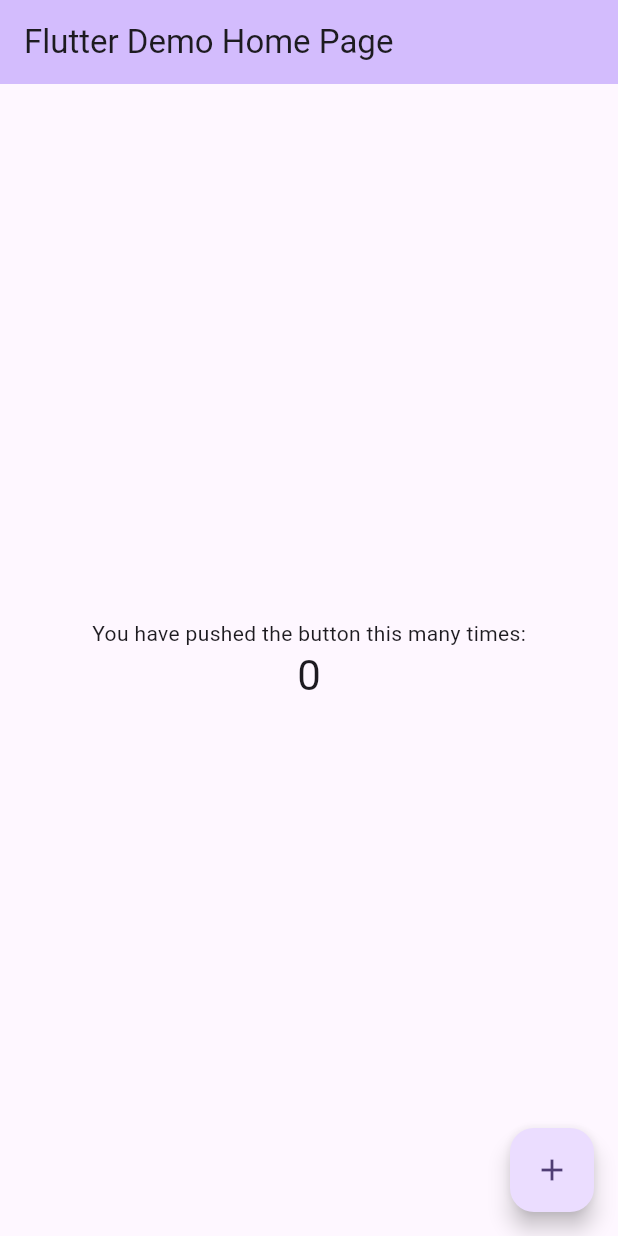
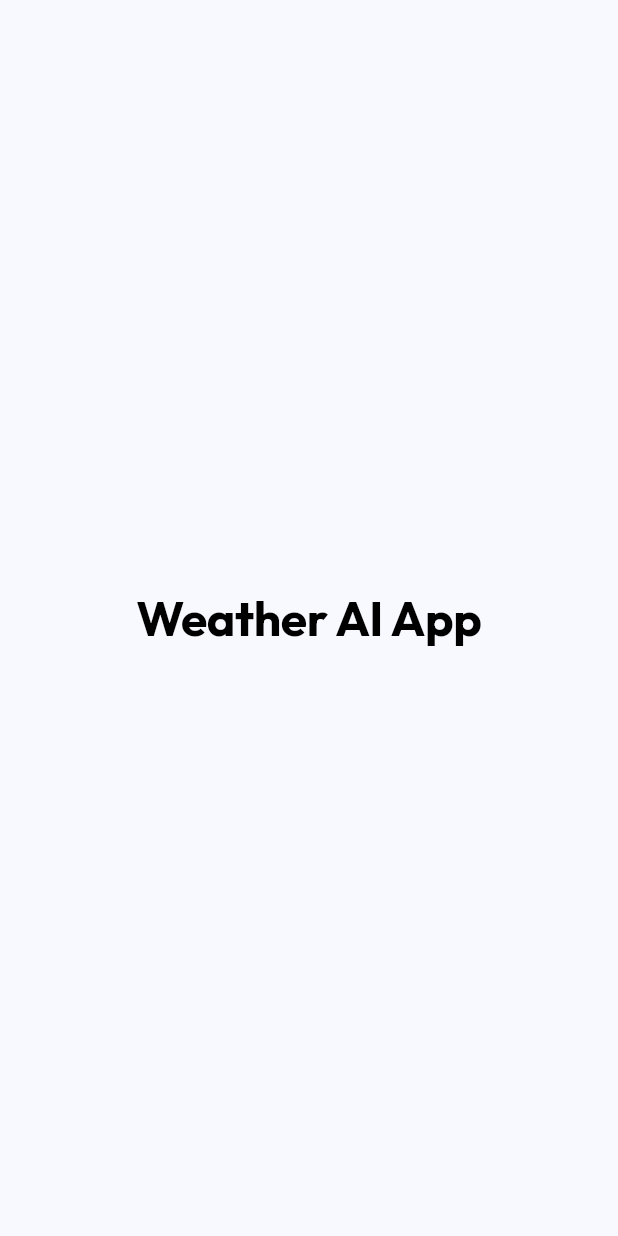
Before and after one commit to justkelvin/climAIte, a Flutter app: the screen it shows after launch, on a phone screen of 412 x 824 dp. Run offline on Flutter 3.47's test engine with Material 3 defaults, Android fonts, the phone set to English and light mode, and no system bars; our stand-ins replace google_fonts.

Commit message:
feat: refactor main app structure and implement weather-themed UI

```diff
--- a/lib/main.dart
+++ b/lib/main.dart
@@ -1,125 +1,39 @@
+// lib/main.dart
+import 'package:climaite/core/theme/app_theme.dart';
 import 'package:flutter/material.dart';
 
 void main() {
-  runApp(const MyApp());
+  WidgetsFlutterBinding.ensureInitialized();
+  runApp(const WeatherApp());
 }
 
-class MyApp extends StatelessWidget {
-  const MyApp({super.key});
+class WeatherApp extends StatelessWidget {
+  const WeatherApp({super.key});
 
-  // This widget is the root of your application.
   @override
   Widget build(BuildContext context) {
     return MaterialApp(
-      title: 'Flutter Demo',
-      theme: ThemeData(
-        // This is the theme of your application.
-        //
-        // TRY THIS: Try running your application with "flutter run". You'll see
-        // the application has a purple toolbar. Then, without quitting the app,
-        // try changing the seedColor in the colorScheme below to Colors.green
-        // and then invoke "hot reload" (save your changes or press the "hot
-        // reload" button in a Flutter-supported IDE, or press "r" if you used
-        // the command line to start the app).
-        //
-        // Notice that the counter didn't reset back to zero; the application
-        // state is not lost during the reload. To reset the state, use hot
-        // restart instead.
-        //
-        // This works for code too, not just values: Most code changes can be
-        // tested with just a hot reload.
-        colorScheme: ColorScheme.fromSeed(seedColor: Colors.deepPurple),
-        useMaterial3: true,
-      ),
-      home: const MyHomePage(title: 'Flutter Demo Home Page'),
+      title: 'Weather AI',
+      theme: AppTheme.lightTheme(),
+      darkTheme: AppTheme.darkTheme(),
+      themeMode: ThemeMode.system,
+      home: const WeatherHomePage(),
     );
   }
 }
 
-class MyHomePage extends StatefulWidget {
-  const MyHomePage({super.key, required this.title});
-
-  // This widget is the home page of your application. It is stateful, meaning
-  // that it has a State object (defined below) that contains fields that affect
-  // how it looks.
-
-  // This class is the configuration for the state. It holds the values (in this
-  // case the title) provided by the parent (in this case the App widget) and
-  // used by the build method of the State. Fields in a Widget subclass are
-  // always marked "final".
-
-  final String title;
-
-  @override
-  State<MyHomePage> createState() => _MyHomePageState();
-}
-
-class _MyHomePageState extends State<MyHomePage> {
-  int _counter = 0;
-
-  void _incrementCounter() {
-    setState(() {
-      // This call to setState tells the Flutter framework that something has
-      // changed in this State, which causes it to rerun the build method below
-      // so that the display can reflect the updated values. If we changed
-      // _counter without calling setState(), then the build method would not be
-      // called again, and so nothing would appear to happen.
-      _counter++;
-    });
-  }
+class WeatherHomePage extends StatelessWidget {
+  const WeatherHomePage({super.key});
 
   @override
   Widget build(BuildContext context) {
-    // This method is rerun every time setState is called, for instance as done
-    // by the _incrementCounter method above.
-    //
-    // The Flutter framework has been optimized to make rerunning build methods
-    // fast, so that you can just rebuild anything that needs updating rather
-    // than having to individually change instances of widgets.
     return Scaffold(
-      appBar: AppBar(
-        // TRY THIS: Try changing the color here to a specific color (to
-        // Colors.amber, perhaps?) and trigger a hot reload to see the AppBar
-        // change color while the other colors stay the same.
-        backgroundColor: Theme.of(context).colorScheme.inversePrimary,
-        // Here we take the value from the MyHomePage object that was created by
-        // the App.build method, and use it to set our appbar title.
-        title: Text(widget.title),
-      ),
       body: Center(
-        // Center is a layout widget. It takes a single child and positions it
-        // in the middle of the parent.
-        child: Column(
-          // Column is also a layout widget. It takes a list of children and
-          // arranges them vertically. By default, it sizes itself to fit its
-          // children horizontally, and tries to be as tall as its parent.
-          //
-          // Column has various properties to control how it sizes itself and
-          // how it positions its children. Here we use mainAxisAlignment to
-          // center the children vertically; the main axis here is the vertical
-          // axis because Columns are vertical (the cross axis would be
-          // horizontal).
-          //
-          // TRY THIS: Invoke "debug painting" (choose the "Toggle Debug Paint"
-          // action in the IDE, or press "p" in the console), to see the
-          // wireframe for each widget.
-          mainAxisAlignment: MainAxisAlignment.center,
-          children: <Widget>[
-            const Text(
-              'You have pushed the button this many times:',
-            ),
-            Text(
-              '$_counter',
-              style: Theme.of(context).textTheme.headlineMedium,
-            ),
-          ],
+        child: Text(
+          'Weather AI App',
+          style: Theme.of(context).textTheme.displayLarge,
         ),
       ),
-      floatingActionButton: FloatingActionButton(
-        onPressed: _incrementCounter,
-        tooltip: 'Increment',
-        child: const Icon(Icons.add),
-      ), // This trailing comma makes auto-formatting nicer for build methods.
     );
   }
 }
```
